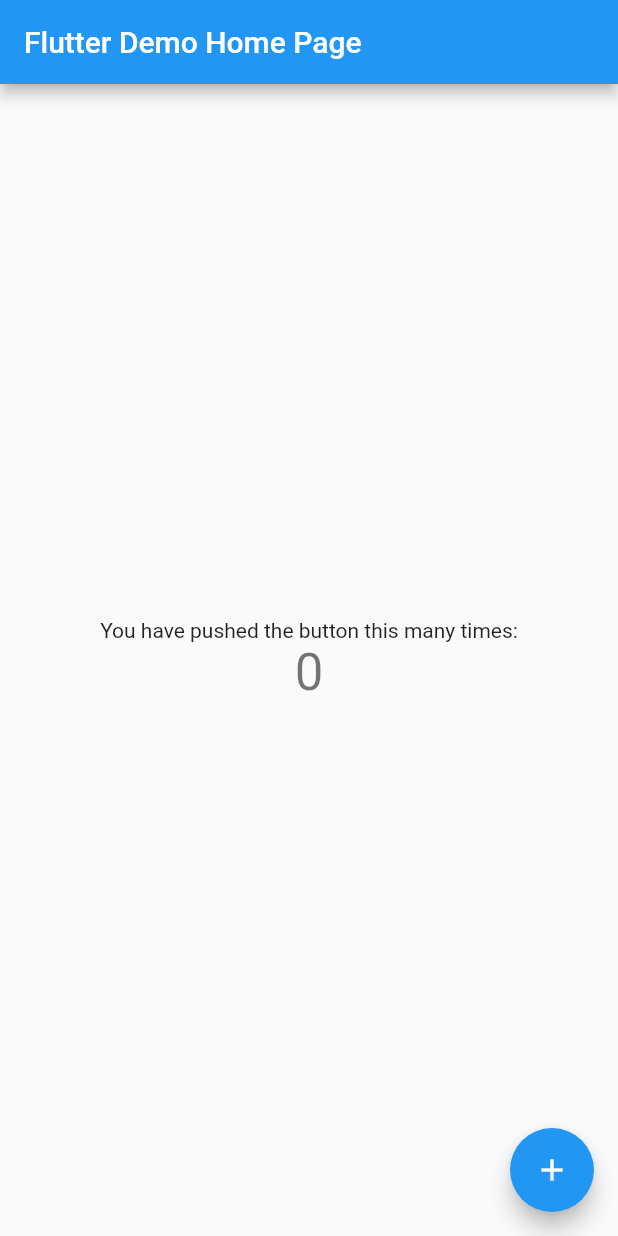
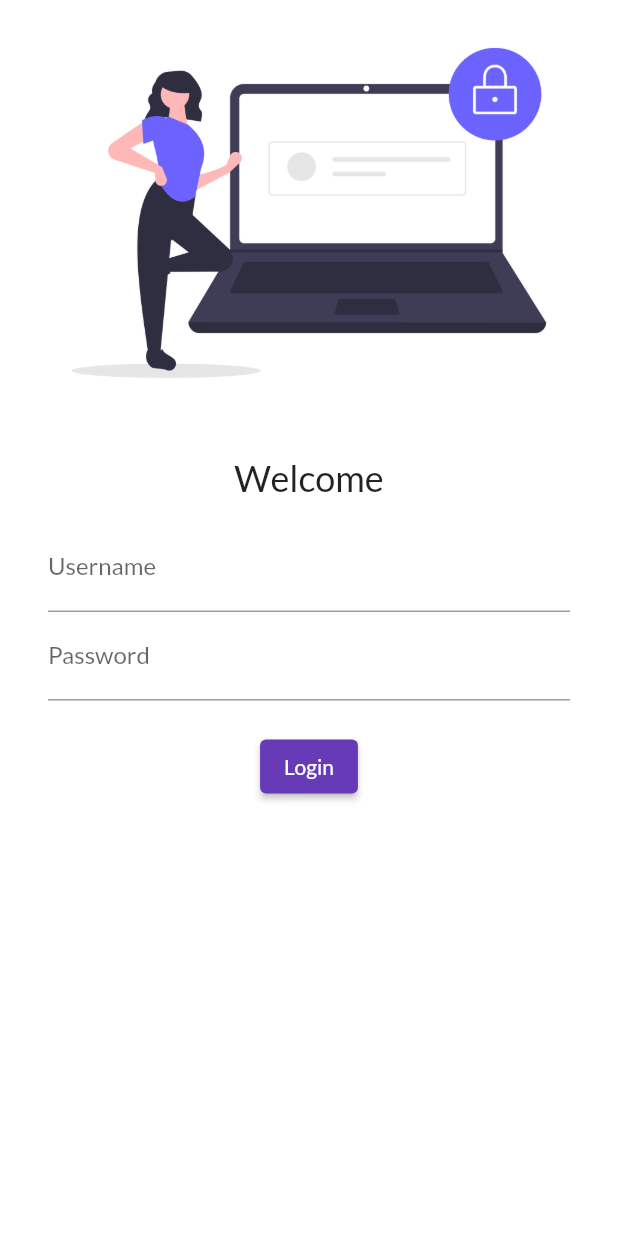
Before and after one commit to officialYogesh/flutter_catalog, a Flutter app: the screen it shows after launch, on a phone screen of 412 x 824 dp. Run offline on Flutter 3.47's test engine with Material 2 defaults, Android fonts, the phone set to English and light mode, and no system bars; our stand-ins replace google_fonts.

Commit message:
Added Home and Login Screen, Image and form on login screen

```diff
--- a/lib/main.dart
+++ b/lib/main.dart
@@ -1,113 +1,34 @@
 import 'package:flutter/material.dart';
+
+import 'package:google_fonts/google_fonts.dart';
+
+import 'package:flutter_catalog/screens/homeScreen.dart';
+import 'package:flutter_catalog/screens/loginScreen.dart';
 
 void main() {
   runApp(MyApp());
 }
 
 class MyApp extends StatelessWidget {
-  // This widget is the root of your application.
+  const MyApp({Key? key}) : super(key: key);
+
   @override
   Widget build(BuildContext context) {
     return MaterialApp(
-      title: 'Flutter Demo',
+      // home: HomeScreen(),
+      themeMode: ThemeMode.system,
       theme: ThemeData(
-        // This is the theme of your application.
-        //
-        // Try running your application with "flutter run". You'll see the
-        // application has a blue toolbar. Then, without quitting the app, try
-        // changing the primarySwatch below to Colors.green and then invoke
-        // "hot reload" (press "r" in the console where you ran "flutter run",
-        // or simply save your changes to "hot reload" in a Flutter IDE).
-        // Notice that the counter didn't reset back to zero; the application
-        // is not restarted.
-        primarySwatch: Colors.blue,
-      ),
-      home: MyHomePage(title: 'Flutter Demo Home Page'),
+          primarySwatch: Colors.deepPurple,
+          fontFamily: GoogleFonts.lato().fontFamily
+          // textTheme: GoogleFonts.latoTextTheme()
+          ),
+      darkTheme: ThemeData(brightness: Brightness.dark),
+      initialRoute: "/",
+      routes: {
+        "/": (contex) => LoginScreen(),
+        "/home": (contex) => HomeScreen(),
+        "/login": (contex) => LoginScreen(),
+      },
     );
   }
 }
-
-class MyHomePage extends StatefulWidget {
-  MyHomePage({Key? key, required this.title}) : super(key: key);
-
-  // This widget is the home page of your application. It is stateful, meaning
-  // that it has a State object (defined below) that contains fields that affect
-  // how it looks.
-
-  // This class is the configuration for the state. It holds the values (in this
-  // case the title) provided by the parent (in this case the App widget) and
-  // used by the build method of the State. Fields in a Widget subclass are
-  // always marked "final".
-
-  final String title;
-
-  @override
-  _MyHomePageState createState() => _MyHomePageState();
-}
-
-class _MyHomePageState extends State<MyHomePage> {
-  int _counter = 0;
-
-  void _incrementCounter() {
-    setState(() {
-      // This call to setState tells the Flutter framework that something has
-      // changed in this State, which causes it to rerun the build method below
-      // so that the display can reflect the updated values. If we changed
-      // _counter without calling setState(), then the build method would not be
-      // called again, and so nothing would appear to happen.
-      _counter++;
-    });
-  }
-
-  @override
-  Widget build(BuildContext context) {
-    // This method is rerun every time setState is called, for instance as done
-    // by the _incrementCounter method above.
-    //
-    // The Flutter framework has been optimized to make rerunning build methods
-    // fast, so that you can just rebuild anything that needs updating rather
-    // than having to individually change instances of widgets.
-    return Scaffold(
-      appBar: AppBar(
-        // Here we take the value from the MyHomePage object that was created by
-        // the App.build method, and use it to set our appbar title.
-        title: Text(widget.title),
-      ),
-      body: Center(
-        // Center is a layout widget. It takes a single child and positions it
-        // in the middle of the parent.
-        child: Column(
-          // Column is also a layout widget. It takes a list of children and
-          // arranges them vertically. By default, it sizes itself to fit its
-          // children horizontally, and tries to be as tall as its parent.
-          //
-          // Invoke "debug painting" (press "p" in the console, choose the
-          // "Toggle Debug Paint" action from the Flutter Inspector in Android
-          // Studio, or the "Toggle Debug Paint" command in Visual Studio Code)
-          // to see the wireframe for each widget.
-          //
-          // Column has various properties to control how it sizes itself and
-          // how it positions its children. Here we use mainAxisAlignment to
-          // center the children vertically; the main axis here is the vertical
-          // axis because Columns are vertical (the cross axis would be
-          // horizontal).
-          mainAxisAlignment: MainAxisAlignment.center,
-          children: <Widget>[
-            Text(
-              'You have pushed the button this many times:',
-            ),
-            Text(
-              '$_counter',
-              style: Theme.of(context).textTheme.headline4,
-            ),
-          ],
-        ),
-      ),
-      floatingActionButton: FloatingActionButton(
-        onPressed: _incrementCounter,
-        tooltip: 'Increment',
-        child: Icon(Icons.add),
-      ), // This trailing comma makes auto-formatting nicer for build methods.
-    );
-  }
-}
--- /dev/null
+++ b/lib/screens/homeScreen.dart
@@ -0,0 +1,22 @@
+import 'package:flutter/material.dart';
+
+class HomeScreen extends StatelessWidget {
+  const HomeScreen({ Key? key }) : super(key: key);
+
+  @override
+  Widget build(BuildContext context) {
+    String greetings = "Hello, world!";
+    return
+      Scaffold(
+        appBar: AppBar(
+          title: Text("Catalog App"),
+        ),
+        body: Center(
+          child: Container(
+            child: Text(greetings),
+          ),
+        ),
+        drawer: Drawer(),
+      );
+  }
+}
--- /dev/null
+++ b/lib/screens/loginScreen.dart
@@ -0,0 +1,59 @@
+import 'package:flutter/material.dart';
+
+class LoginScreen extends StatelessWidget {
+  const LoginScreen({Key? key}) : super(key: key);
+
+  @override
+  Widget build(BuildContext context) {
+    return Material(
+      color: Colors.white,
+      // child: Center(
+      //   child: Text(
+      //     "Login Screen",
+      //     style: TextStyle(
+      //         fontSize: 20, fontWeight: FontWeight.bold, color: Colors.blue),
+      //   ),
+      // ),
+      child: Column(
+        children: [
+          Image.asset(
+            "assets/images/login_image.png",
+            fit: BoxFit.cover,
+          ),
+          SizedBox(
+            height: 20.0,
+          ),
+          Text(
+            "Welcome",
+            style: TextStyle(fontSize: 24),
+          ),
+          Padding(
+            padding:
+                const EdgeInsets.symmetric(vertical: 16.0, horizontal: 32.0),
+            child: Column(
+              children: [
+                TextFormField(
+                  decoration: InputDecoration(
+                      hintText: "Enter username", labelText: "Username"),
+                ),
+                TextFormField(
+                  obscureText: true,
+                  decoration: InputDecoration(
+                      hintText: "Enter password", labelText: "Password"),
+                ),
+                SizedBox(
+                  height: 20.0,
+                ),
+                ElevatedButton(
+                    onPressed: () {
+                      print("Hello, Stark!");
+                    },
+                    child: Text("Login"))
+              ],
+            ),
+          )
+        ],
+      ),
+    );
+  }
+}
--- a/pubspec.yaml
+++ b/pubspec.yaml
@@ -28,6 +28,7 @@ dependencies:
   # The following adds the Cupertino Icons font to your application.
   # Use with the CupertinoIcons class for iOS style icons.
   cupertino_icons: ^1.0.2
+  google_fonts: ^2.1.0
 
 dev_dependencies:
   flutter_test:
@@ -45,8 +46,8 @@ flutter:
   uses-material-design: true
 
   # To add assets to your application, add an assets section, like this:
-  # assets:
-  #   - images/a_dot_burr.jpeg
+  assets:
+    - assets/images/
   #   - images/a_dot_ham.jpeg
 
   # An image asset can refer to one or more resolution-specific "variants", see
```
Also changed, not shown: assets/images/login_image.png (added), pubspec.lock.
